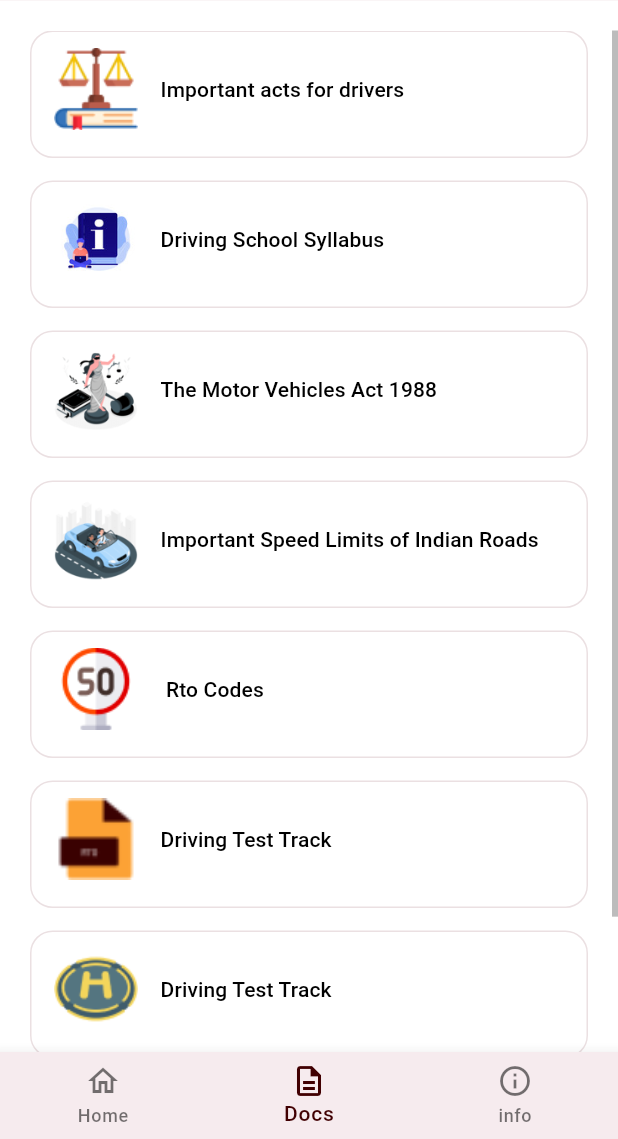
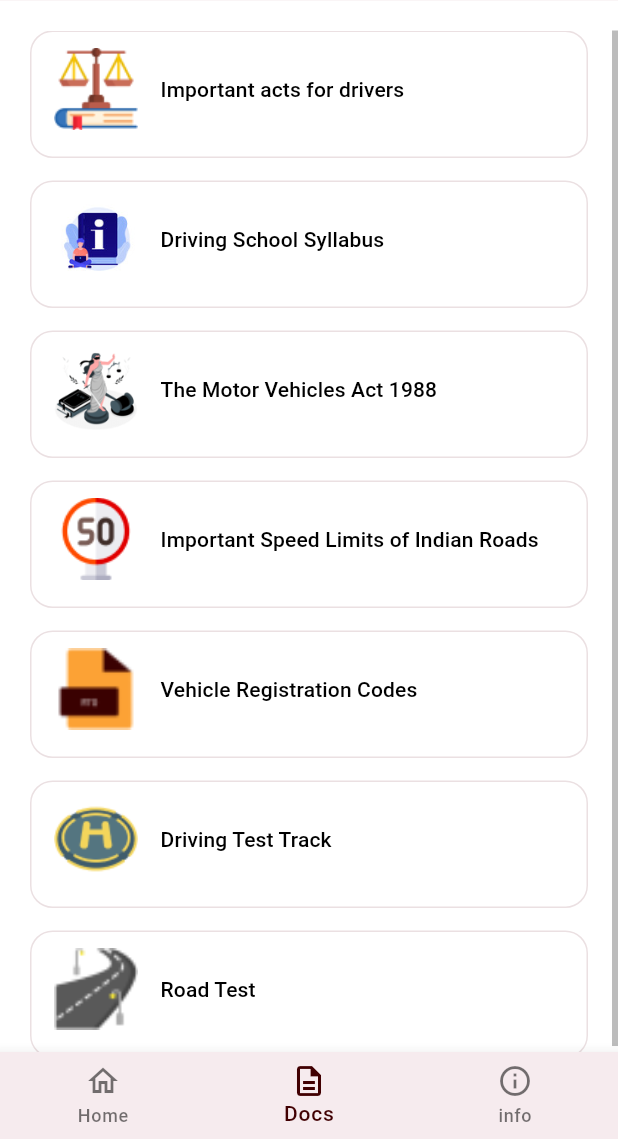
Before and after one commit to sacrilegioushero220/Learners-Choice-App, a Flutter app: the Home screen opened directly, item 2 of the bottom bar chosen, on a phone screen of 412 x 824 dp, the part 97-1236 px from its top. Run offline on Flutter 3.47's test engine with Material 3 defaults, Android fonts, the phone set to English and light mode, and no system bars; our stand-ins replace cached_network_image, cloud_firestore, equatable, firebase_core, flutter_bloc, flutter_cache_manager and 4 more; missing offline and left inert: pdfx, syncfusion_flutter_pdfviewer; accounts and stored records are empty; statements that could not run were skipped.

Commit message:
added Registration code, roadTest, Speed Limit pdf and added as a feature in the app

```diff
--- a/lib/Presentation/home/home.dart
+++ b/lib/Presentation/home/home.dart
@@ -39,7 +39,7 @@ class _HomeState extends State<Home> {
 
   PreferredSizeWidget? _selectWhichAppBar(BuildContext context) {
     if (_selectedIndex == 2) {
-      return null;
+      return customAppBar(context);
     } else {
       return customAppBar(context);
     }
--- a/lib/core/constants/text.dart
+++ b/lib/core/constants/text.dart
@@ -58,7 +58,7 @@ String docTilelabel1 = "Tips for Beginner Drivers";
 String docTilelabel2 = "Driving School Syllabus";
 String docTilelabel3 = "The Motor Vehicles Act 1988";
 String docTilelabel4 = "Important Speed Limits of Indian Roads";
-String docTilelabel5 = " Rto Codes";
+String docTilelabel5 = "Vehicle Registration Codes";
 String docTilelabel6 = "Driving Test Track";
 String docTilelabel7 = "Road Test";
 String docTilelabel8 = "Important acts for drivers";
--- a/pubspec.yaml
+++ b/pubspec.yaml
@@ -52,4 +52,7 @@ flutter:
     - assets/filtered_questions_with_images.json
     - assets/pdf/DrivingSyllabus.pdf
     - assets/pdf/CMV.pdf
+    - assets/pdf/RegistrationCode.pdf
+    - assets/pdf/SpeedLimit.pdf
+    - assets/pdf/roadTest.pdf
     - assets/snack_bar.svg
```
Also changed, not shown: lib/Presentation/home/docs_screen.dart (+32 -6 lines), 3 other files.
